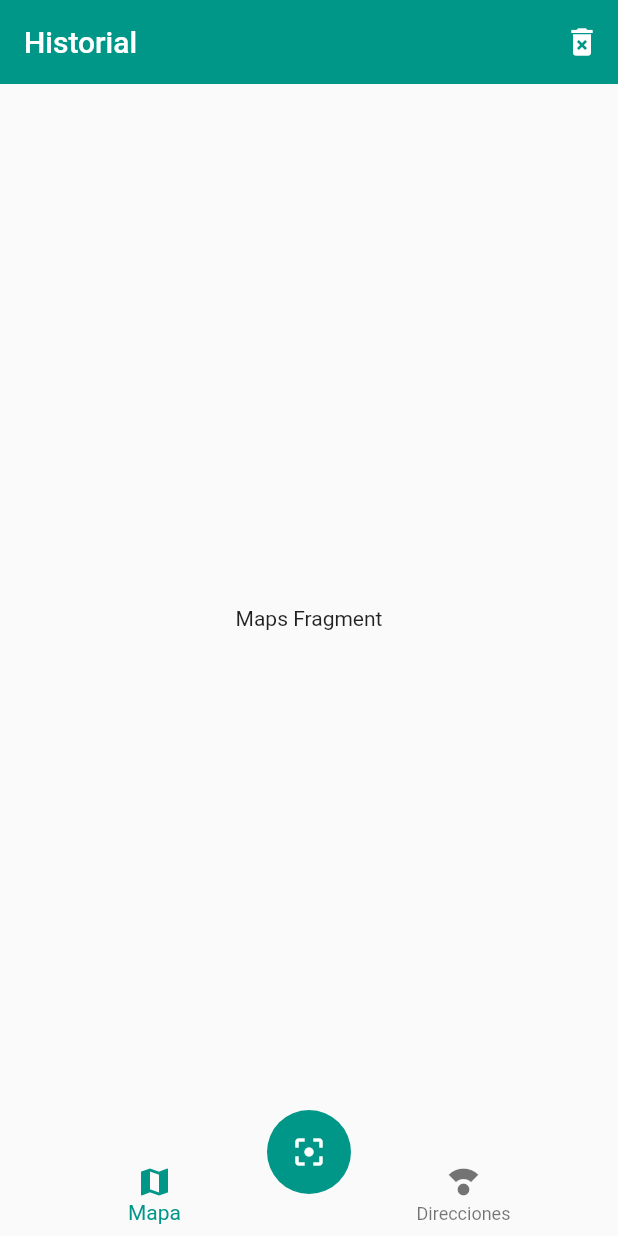
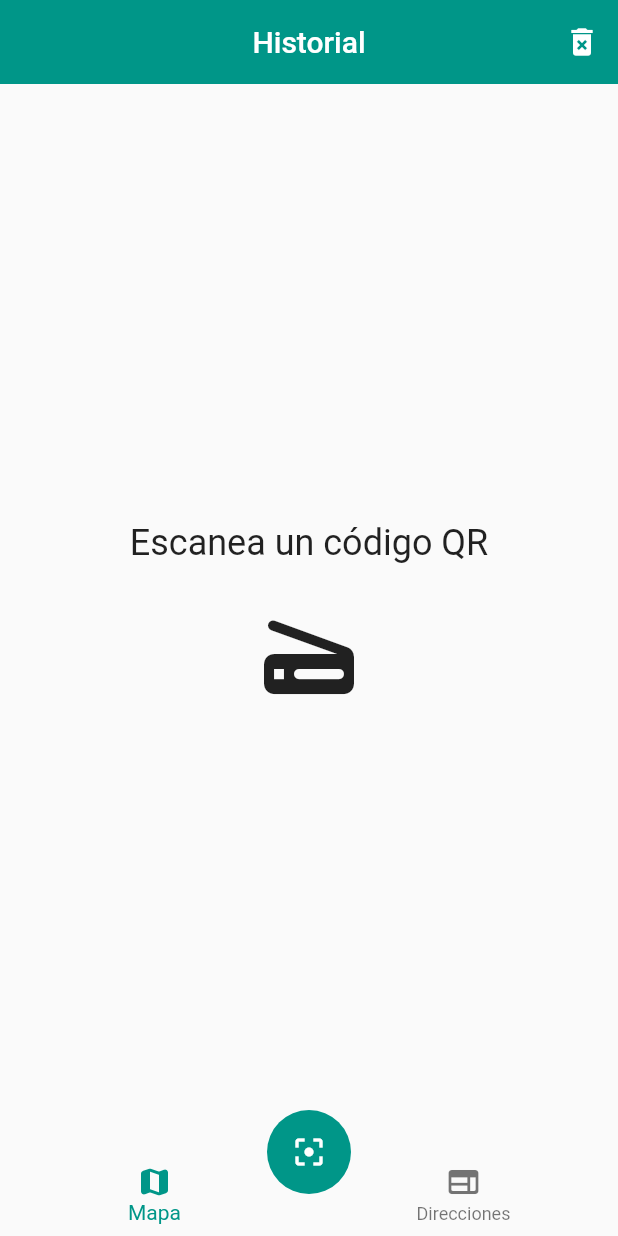
Before and after one commit to mappedev/flutter-qrreader, a Flutter app: the screen it shows after launch, after a tap on the "delete forever" icon, on a phone screen of 412 x 824 dp. Run offline on Flutter 3.47's test engine with Material 2 defaults, Android fonts, the phone set to English and light mode, and no system bars; our stand-ins replace google_maps_flutter, sqflite; missing offline and left inert: flutter_barcode_scanner; accounts and stored records are empty.

Commit message:
update: app base completed

```diff
--- a/lib/main.dart
+++ b/lib/main.dart
@@ -5,6 +5,7 @@ import 'package:qr_reader/screens/home_screen.dart';
 import 'package:qr_reader/screens/map_screen.dart';
 
 import 'package:qr_reader/providers/ui_provider.dart';
+import 'package:qr_reader/providers/scan_list_provider.dart';
 
 void main() => runApp(MyApp());
 
@@ -15,7 +16,8 @@ class MyApp extends StatelessWidget {
 
     return MultiProvider(
       providers: [
-        ChangeNotifierProvider(create: (_) => UiProvider())
+        ChangeNotifierProvider(create: (_) => UiProvider()),
+        ChangeNotifierProvider(create: (_) => ScanListProvider()),
       ],
       child: MaterialApp(
         debugShowCheckedModeBanner: false,
--- a/lib/providers/db_provider.dart
+++ b/lib/providers/db_provider.dart
@@ -31,8 +31,6 @@ class DBProvider {
     final Directory documentsDirectory =
         await getApplicationDocumentsDirectory();
     final path = join(documentsDirectory.path, _dbName);
-
-    print('path $path');
 
     // Creación de la DB
     return await openDatabase(
@@ -72,7 +70,6 @@ class DBProvider {
   Future<int> newScan(ScanModel newScan) async {
     final db = await database;
     final res = await db.insert(_dbTableName, newScan.toMap());
-    print('RES::: $res');
     // 'res' es el id del último registro insertado
     return res;
   }
@@ -104,8 +101,30 @@ class DBProvider {
   }
 
   // UPDATE
-  //Future<ScanModel> updateScanByid(int id) async {
-    //final db = await database;
-    //final res = await db.update(table, values)
-  //}
+  Future<int> updateScan(ScanModel newScan) async {
+    final db = await database;
+    // Es importante indicar el where, de resto actualizará todos los registros de la DB
+    final res = await db.update(_dbTableName, newScan.toMap(),
+        where: 'id = ?', whereArgs: [newScan.id]);
+    return res;
+  }
+
+  // DELETE
+  Future<int> deleteScan(int id) async {
+    final db = await database;
+    final res = await db.delete(_dbTableName, where: 'id = ?', whereArgs: [id]);
+    //final res = await db.rawDelete('''
+    //DELETE FROM '$_dbTableName' WHERE id = '$id'
+    //''');
+    return res;
+  }
+
+  Future<int> deleteAllScans() async {
+    final db = await database;
+    final res = await db.delete(_dbTableName);
+    //final res = await db.rawDelete('''
+    //DELETE FROM '$_dbTableName'
+    //''');
+    return res;
+  }
 }
--- /dev/null
+++ b/lib/providers/scan_list_provider.dart
@@ -0,0 +1,49 @@
+import 'package:flutter/material.dart';
+
+import 'package:qr_reader/providers/db_provider.dart';
+import 'package:qr_reader/models/scan_model.dart';
+
+class ScanListProvider extends ChangeNotifier {
+  List<ScanModel> scans = [];
+  String typeSelected = 'http';
+
+  Future<ScanModel> newScan(String value) async {
+    final newScan = new ScanModel(value: value);
+    final id = await DBProvider.db.newScan(newScan);
+    // Asignar el ID de la DB al modelo
+    newScan.id = id;
+
+    if (typeSelected == newScan.type) {
+      scans.add(newScan);
+      notifyListeners();
+    }
+
+    return newScan;
+  }
+
+  void loadScans() async {
+    final allScans = await DBProvider.db.getAllScans();
+    scans = [...allScans];
+    notifyListeners();
+  }
+
+  void loadScansByType(String type) async {
+    final scansByType = await DBProvider.db.getScansByType(type);
+    scans = [...scansByType];
+    typeSelected = type;
+    notifyListeners();
+  }
+
+  void removeAllScans() async {
+    await DBProvider.db.deleteAllScans();
+    scans = [];
+    notifyListeners();
+  }
+
+  void removeScan(int id) async {
+    scans.removeWhere((scan) => scan.id == id);
+    notifyListeners();
+
+    await DBProvider.db.deleteScan(id);
+  }
+}
--- a/lib/screens/home_screen.dart
+++ b/lib/screens/home_screen.dart
@@ -1,14 +1,12 @@
 import 'package:flutter/material.dart';
 import 'package:provider/provider.dart';
 
-import 'package:qr_reader/screens/directions_fragment.dart';
-import 'package:qr_reader/screens/maps_fragment.dart';
 import 'package:qr_reader/widgets/custom_navigation_bar.dart';
 import 'package:qr_reader/widgets/scan_button.dart';
+import 'package:qr_reader/widgets/scans_tiles.dart';
 
-import 'package:qr_reader/providers/db_provider.dart';
 import 'package:qr_reader/providers/ui_provider.dart';
-import 'package:qr_reader/models/scan_model.dart';
+import 'package:qr_reader/providers/scan_list_provider.dart';
 
 class HomeScreen extends StatelessWidget {
   const HomeScreen({Key? key}) : super(key: key);
@@ -18,10 +16,14 @@ class HomeScreen extends StatelessWidget {
     return Scaffold(
       appBar: AppBar(
         elevation: 0,
+        centerTitle: true,
         title: Text('Historial'),
         actions: [
           IconButton(
-            onPressed: () {},
+            onPressed: () {
+              Provider.of<ScanListProvider>(context, listen: false)
+                  .removeAllScans();
+            },
             icon: Icon(Icons.delete_forever),
           )
         ],
@@ -42,18 +44,18 @@ class _HomePageBody extends StatelessWidget {
     final uiProvider = Provider.of<UiProvider>(context);
     final int currentIndex = uiProvider.selectedMenuOpt;
 
-    // TODO: Temporal leer DB
-    final tempScan = ScanModel(value: 'https://mappedev.vercel.app/');
-    DBProvider.db.getScansByType('http').then((scans) => print('SCANS TYPE HTTP::: ${scans.isNotEmpty ? scans : 'No hay'}'));
-    DBProvider.db.getScansByType('geo').then((scans) => print('SCANS TYPE GEO::: ${scans.isNotEmpty ? scans : 'No hay'}'));
+    final scanListProvider =
+        Provider.of<ScanListProvider>(context);
 
-    switch(currentIndex) {
+    switch (currentIndex) {
       case 0:
-        return MapsFragment();
+        scanListProvider.loadScansByType('geo');
+        return ScanTiles(scans: scanListProvider.scans);
       case 1:
-        return DirectionsFragment();
+        scanListProvider.loadScansByType('http');
+        return ScanTiles(scans: scanListProvider.scans);
       default:
-        return MapsFragment();
+        return ScanTiles();
     }
   }
 }
--- a/lib/screens/maps_fragment.dart
+++ /dev/null
@@ -1,12 +0,0 @@
-import 'package:flutter/material.dart';
-
-class MapsFragment extends StatelessWidget {
-  const MapsFragment({Key? key}) : super(key: key);
-
-  @override
-  Widget build(BuildContext context) {
-    return Center(
-      child: Text('Maps Fragment'),
-    );
-  }
-}
--- a/lib/widgets/custom_navigation_bar.dart
+++ b/lib/widgets/custom_navigation_bar.dart
@@ -19,11 +19,11 @@ class CustomNavigationBar extends StatelessWidget {
       onTap: (int i) => uiProvider.selectedMenuOpt = i,
       items: [
         BottomNavigationBarItem(
-          icon: Icon(Icons.map),
+          icon: Icon(Icons.map_rounded),
           label: 'Mapa',
         ),
         BottomNavigationBarItem(
-          icon: Icon(Icons.compass_calibration),
+          icon: Icon(Icons.web_rounded),
           label: 'Direcciones',
         ),
       ],
--- /dev/null
+++ b/lib/widgets/scans_tiles.dart
@@ -0,0 +1,76 @@
+import 'package:flutter/material.dart';
+import 'package:provider/provider.dart';
+
+import 'package:qr_reader/providers/scan_list_provider.dart';
+import 'package:qr_reader/models/scan_model.dart';
+import 'package:qr_reader/utils/launch_url.dart';
+
+const SCAN_HTTP_TYPE = 'http';
+
+class ScanTiles extends StatelessWidget {
+  const ScanTiles({Key? key, this.scans}) : super(key: key);
+
+  final List<ScanModel>? scans;
+
+  @override
+  Widget build(BuildContext context) {
+    if (scans?.length == 0)
+      return Container(
+        width: double.infinity,
+        child: Column(
+          mainAxisAlignment: MainAxisAlignment.center,
+          crossAxisAlignment: CrossAxisAlignment.center,
+          children: [
+            Text(
+              'Escanea un código QR',
+              style: TextStyle(fontSize: 24),
+            ),
+            SizedBox(
+              height: 20,
+            ),
+            Icon(
+              Icons.scanner_rounded,
+              size: 80,
+            ),
+          ],
+        ),
+      );
+
+    return ListView.builder(
+      itemCount: scans?.length ?? 0,
+      itemBuilder: (_, i) => Dismissible(
+        key: Key(scans![i].id.toString()),
+        onDismissed: (_) {
+          Provider.of<ScanListProvider>(context, listen: false)
+              .removeScan(scans![i].id!);
+
+          ScaffoldMessenger.of(context).showSnackBar(SnackBar(
+              content: Text('Eliminado el código QR: ${scans![i].value}')));
+        },
+        background: Container(
+          color: Colors.red,
+          alignment: Alignment.center,
+          child: Icon(
+            Icons.delete,
+            color: Colors.white70,
+          ),
+        ),
+        child: ListTile(
+          onTap: () => launchUrl(context, scans![i]),
+          leading: Icon(
+            scans![0].type == SCAN_HTTP_TYPE
+                ? Icons.web_rounded
+                : Icons.map_rounded,
+            color: Theme.of(context).primaryColor,
+          ),
+          title: Text(scans![i].value),
+          subtitle: Text(scans![i].id.toString()),
+          trailing: Icon(
+            Icons.keyboard_arrow_right_rounded,
+            color: Colors.grey,
+          ),
+        ),
+      ),
+    );
+  }
+}
--- a/pubspec.yaml
+++ b/pubspec.yaml
@@ -24,7 +24,6 @@ dependencies:
   flutter:
     sdk: flutter
 
-
   # The following adds the Cupertino Icons font to your application.
   # Use with the CupertinoIcons class for iOS style icons.
   cupertino_icons: ^1.0.2
@@ -32,6 +31,8 @@ dependencies:
   flutter_barcode_scanner: ^2.0.0
   sqflite: ^2.0.0+4
   path_provider: ^2.0.2
+  url_launcher: ^6.0.10
+  google_maps_flutter: ^2.0.8
 
 dev_dependencies:
   flutter_test:
```
Also changed, not shown: lib/models/scan_model.dart (+10 -0 lines), lib/screens/directions_fragment.dart (deleted, +0 -12 lines), lib/screens/map_screen.dart (+68 -3 lines), lib/utils/launch_url.dart (added, +19 -0 lines), lib/widgets/scan_button.dart (+12 -1 lines), pubspec.lock, 2 other files.
